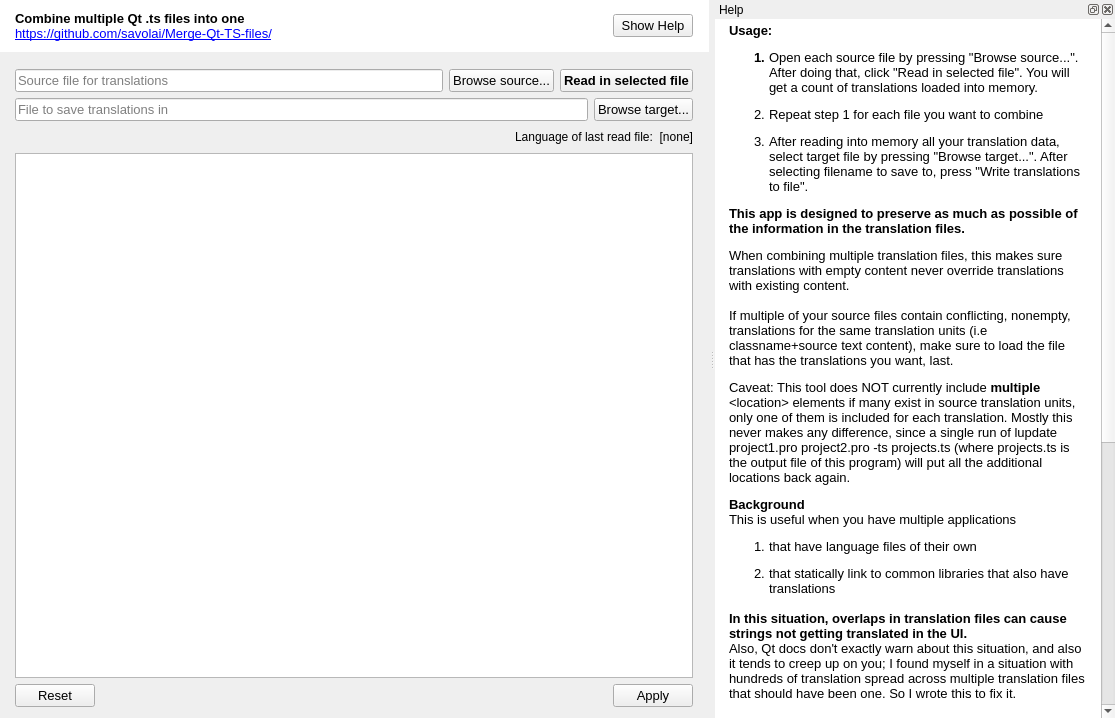
Above: combinetranslationfiles.ui from savolai/Merge-Qt-TS-files before the change. Below: the same form after it.
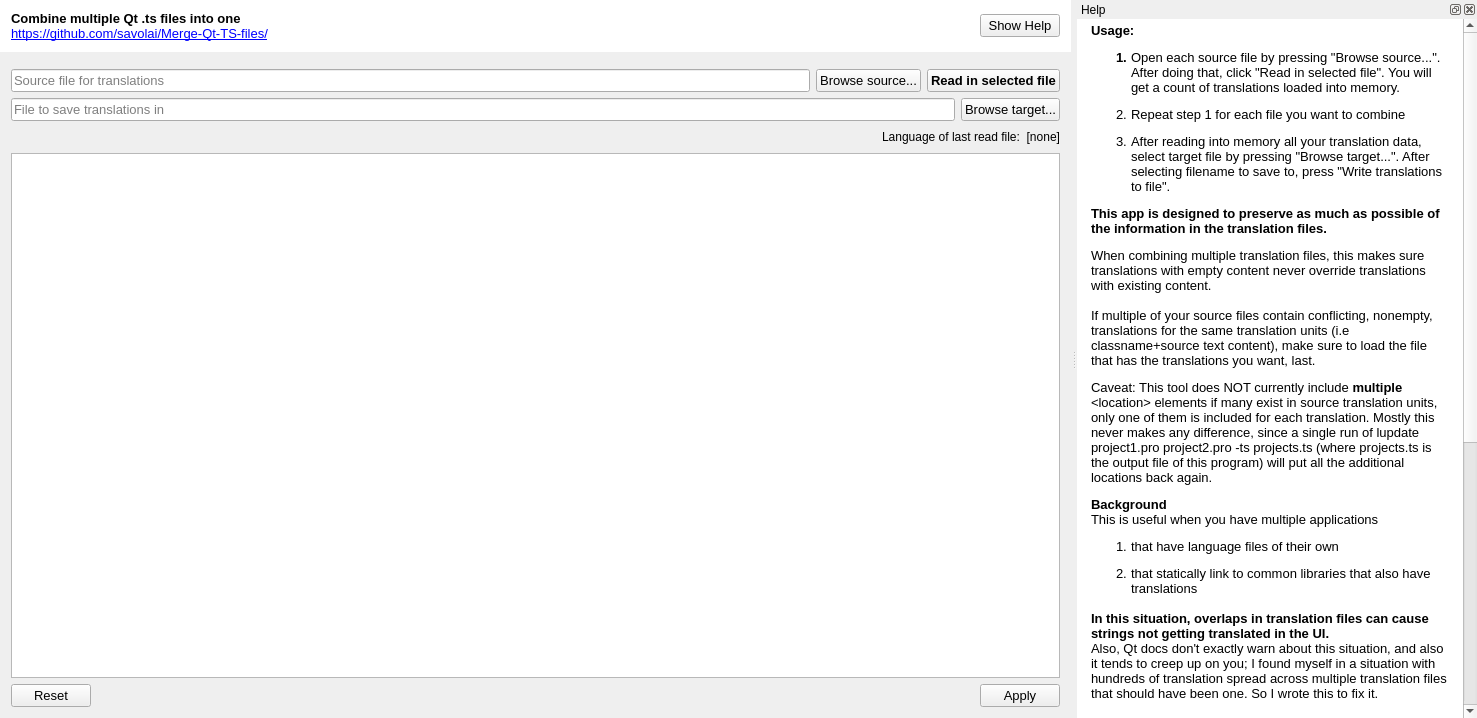
That is the form after the change. Custom widgets are drawn as their Qt base class.

Commit message: Remove margins to improve compatibility with different resolutions and font sizes

```diff
--- a/combinetranslationfiles.ui
+++ b/combinetranslationfiles.ui
@@ -6,7 +6,7 @@
    <rect>
     <x>0</x>
     <y>0</y>
-    <width>1115</width>
+    <width>1477</width>
     <height>718</height>
    </rect>
   </property>
@@ -53,19 +53,6 @@
        <property name="bottomMargin">
         <number>0</number>
        </property>
-       <item>
-        <spacer name="horizontalSpacer_5">
-         <property name="orientation">
-          <enum>Qt::Horizontal</enum>
-         </property>
-         <property name="sizeHint" stdset="0">
-          <size>
-           <width>40</width>
-           <height>20</height>
-          </size>
-         </property>
-        </spacer>
-       </item>
        <item>
         <widget class="QWidget" name="titleWidgetInner" native="true">
          <property name="minimumSize">
@@ -74,12 +61,6 @@
            <height>0</height>
           </size>
          </property>
-         <property name="maximumSize">
-          <size>
-           <width>700</width>
-           <height>16777215</height>
-          </size>
-         </property>
          <property name="styleSheet">
           <string notr="true"/>
          </property>
@@ -135,45 +116,13 @@
          <zorder></zorder>
         </widget>
        </item>
-       <item>
-        <spacer name="horizontalSpacer_8">
-         <property name="orientation">
-          <enum>Qt::Horizontal</enum>
-         </property>
-         <property name="sizeHint" stdset="0">
-          <size>
-           <width>40</width>
-           <height>20</height>
-          </size>
-         </property>
-        </spacer>
-       </item>
       </layout>
      </widget>
     </item>
     <item>
      <layout class="QHBoxLayout" name="horizontalLayout_5">
-      <item>
-       <spacer name="horizontalSpacer_3">
-        <property name="orientation">
-         <enum>Qt::Horizontal</enum>
-        </property>
-        <property name="sizeHint" stdset="0">
-         <size>
-          <width>40</width>
-          <height>20</height>
-         </size>
-        </property>
-       </spacer>
-      </item>
       <item>
        <widget class="QWidget" name="widget" native="true">
-        <property name="maximumSize">
-         <size>
-          <width>700</width>
-          <height>16777215</height>
-         </size>
-        </property>
         <layout class="QVBoxLayout" name="verticalLayout">
          <property name="leftMargin">
           <number>0</number>
@@ -195,12 +144,6 @@
              <height>0</height>
             </size>
            </property>
-           <property name="maximumSize">
-            <size>
-             <width>700</width>
-             <height>16777215</height>
-            </size>
-           </property>
            <layout class="QVBoxLayout" name="verticalLayout_3">
             <item>
              <layout class="QHBoxLayout" name="horizontalLayout">
@@ -346,19 +289,6 @@
         </layout>
        </widget>
       </item>
-      <item>
-       <spacer name="horizontalSpacer_4">
-        <property name="orientation">
-         <enum>Qt::Horizontal</enum>
-        </property>
-        <property name="sizeHint" stdset="0">
-         <size>
-          <width>40</width>
-          <height>20</height>
-         </size>
-        </property>
-       </spacer>
-      </item>
      </layout>
     </item>
    </layout>
@@ -413,7 +343,7 @@
         <string>&lt;!DOCTYPE HTML PUBLIC &quot;-//W3C//DTD HTML 4.0//EN&quot; &quot;http://www.w3.org/TR/REC-html40/strict.dtd&quot;&gt;
 &lt;html&gt;&lt;head&gt;&lt;meta name=&quot;qrichtext&quot; content=&quot;1&quot; /&gt;&lt;style type=&quot;text/css&quot;&gt;
 p, li { white-space: pre-wrap; }
-&lt;/style&gt;&lt;/head&gt;&lt;body style=&quot; font-family:'Cantarell'; font-size:8pt; font-weight:400; font-style:normal;&quot; bgcolor=&quot;#ffffff&quot;&gt;
+&lt;/style&gt;&lt;/head&gt;&lt;body style=&quot; font-family:'MS Shell Dlg 2'; font-size:8pt; font-weight:400; font-style:normal;&quot; bgcolor=&quot;#ffffff&quot;&gt;
 &lt;p style=&quot; margin-top:10px; margin-bottom:0px; margin-left:10px; margin-right:10px; -qt-block-indent:0; text-indent:0px;&quot;&gt;&lt;span style=&quot; font-family:'Segoe UI,Arial,Helvetica,MS Shell Dlg 2'; font-size:10pt; font-weight:600;&quot;&gt;Usage: &lt;/span&gt;&lt;/p&gt;
 &lt;ol style=&quot;margin-top: 0px; margin-bottom: 0px; margin-left: 0px; margin-right: 0px; -qt-list-indent: 1;&quot;&gt;&lt;li style=&quot; font-family:'Segoe UI,Arial,Helvetica,MS Shell Dlg 2'; font-size:10pt; font-weight:600;&quot; style=&quot; margin-top:12px; margin-bottom:0px; margin-left:10px; margin-right:10px; -qt-block-indent:0; text-indent:0px;&quot;&gt;&lt;span style=&quot; font-weight:400;&quot;&gt;Open each source file by pressing &amp;quot;Browse source...&amp;quot;. After doing that, click &amp;quot;Read in selected file&amp;quot;. You will get a count of translations loaded into memory.&lt;/span&gt;&lt;/li&gt;
 &lt;li style=&quot; font-family:'Segoe UI,Arial,Helvetica,MS Shell Dlg 2'; font-size:10pt;&quot; style=&quot; margin-top:12px; margin-bottom:0px; margin-left:10px; margin-right:10px; -qt-block-indent:0; text-indent:0px;&quot;&gt;Repeat step 1 for each file you want to combine&lt;/li&gt;
```
